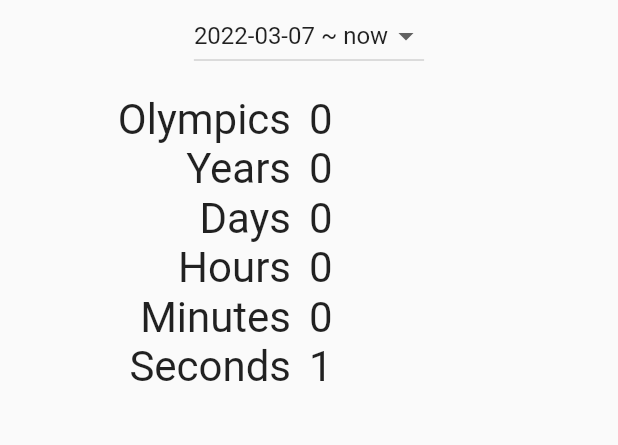
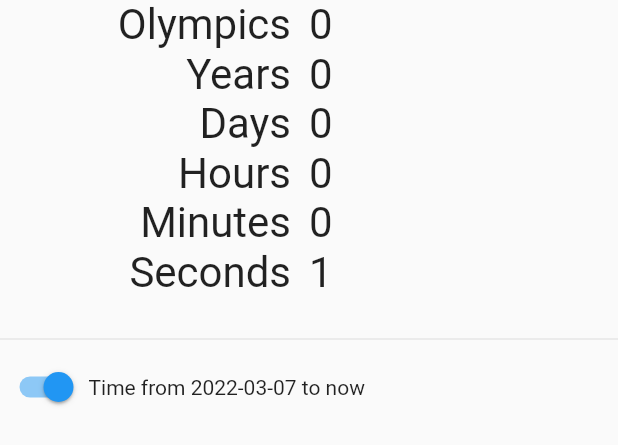
Before and after one commit to Xennis/lifetime-clock-app, a Flutter app: the NumberView widget shown alone on an empty page, opened directly with empty values, on a phone screen of 412 x 824 dp. Shown: the top 445 px of the screen. Run offline on Flutter 3.47's test engine with Material 2 defaults, Android fonts, the phone set to English and light mode, and no system bars; our stand-ins replace numberpicker, shared_preferences; accounts and stored records are empty; generated files the repository leaves out were written again.

Commit message:
Improve info text on number view

```diff
--- a/lib/l10n/app_en.arb
+++ b/lib/l10n/app_en.arb
@@ -73,7 +73,7 @@
   "@optionDarkThemeDesc": {
     "description": "Description for the option to enforce the dark theme"
   },
-  "numberViewBirthToNow": "{birthday} ~ now",
+  "numberViewBirthToNow": "Time from {birthday} to now",
   "@numberViewBirthToNow": {
     "description": "Label for selecting clock from birthday to the current date",
     "type": "text",
@@ -83,7 +83,7 @@
       }
     }
   },
-  "numberViewNowToDeath": "now ~ {deathDay}",
+  "numberViewNowToDeath": "Time from now to {deathDay}",
   "@numberViewNowToDeath": {
     "description": "Label for selecting clock from current date to death",
     "type": "text",
--- a/lib/pages/home/number_view.dart
+++ b/lib/pages/home/number_view.dart
@@ -66,34 +66,37 @@
       duration = Duration.zero;
     }
 
-    final Map<NumberViewMode, String> modes = {
-      NumberViewMode.birthToNow:
-          l10n.numberViewBirthToNow(widget.birthday.toString().split(' ')[0]),
-      NumberViewMode.nowToDeath:
-          l10n.numberViewNowToDeath(deathDay.toString().split(' ')[0])
-    };
+    String text = "";
+    if (_mode == NumberViewMode.birthToNow) {
+      text =
+          l10n.numberViewBirthToNow(widget.birthday.toString().split(' ')[0]);
+    } else {
+      text = l10n.numberViewNowToDeath(deathDay.toString().split(' ')[0]);
+    }
 
     return Column(
       mainAxisAlignment: MainAxisAlignment.start,
       children: [
-        DropdownButton<NumberViewMode>(
-            value: _mode,
-            onChanged: (NumberViewMode? newMode) {
-              if (newMode != null && newMode != _mode) {
-                prefsProvider.setNumberViewMode(newMode);
-                setState(() {
-                  _mode = newMode;
-                });
-              }
-            },
-            items: modes.entries
-                .map((e) => DropdownMenuItem<NumberViewMode>(
-                      value: e.key,
-                      child: Text(e.value),
-                    ))
-                .toList()),
-        const Padding(padding: EdgeInsets.only(bottom: 15.0)),
         _NumberDefaultView(years, duration),
+        const Padding(padding: EdgeInsets.only(bottom: 20.0)),
+        const Divider(),
+        Row(
+          children: [
+            Switch(
+                value: _mode == NumberViewMode.birthToNow,
+                onChanged: (value) {
+                  final NumberViewMode mode = value
+                      ? NumberViewMode.birthToNow
+                      : NumberViewMode.nowToDeath;
+                  if (mode != _mode) {
+                    setState(() {
+                      _mode = mode;
+                    });
+                  }
+                }),
+            Flexible(child: Text(text)),
+          ],
+        ),
       ],
     );
   }
--- a/lib/pages/home_page.dart
+++ b/lib/pages/home_page.dart
@@ -33,7 +33,7 @@
           children: [
             SingleChildScrollView(
               child: Padding(
-                padding: const EdgeInsets.fromLTRB(10, 15, 10, 20),
+                padding: const EdgeInsets.fromLTRB(10, 25, 10, 20),
                 child: _LoadConfig(
                     loaded: (config) => NumberView(
                         birthday: config.birthdate, age: config.age)),
```
